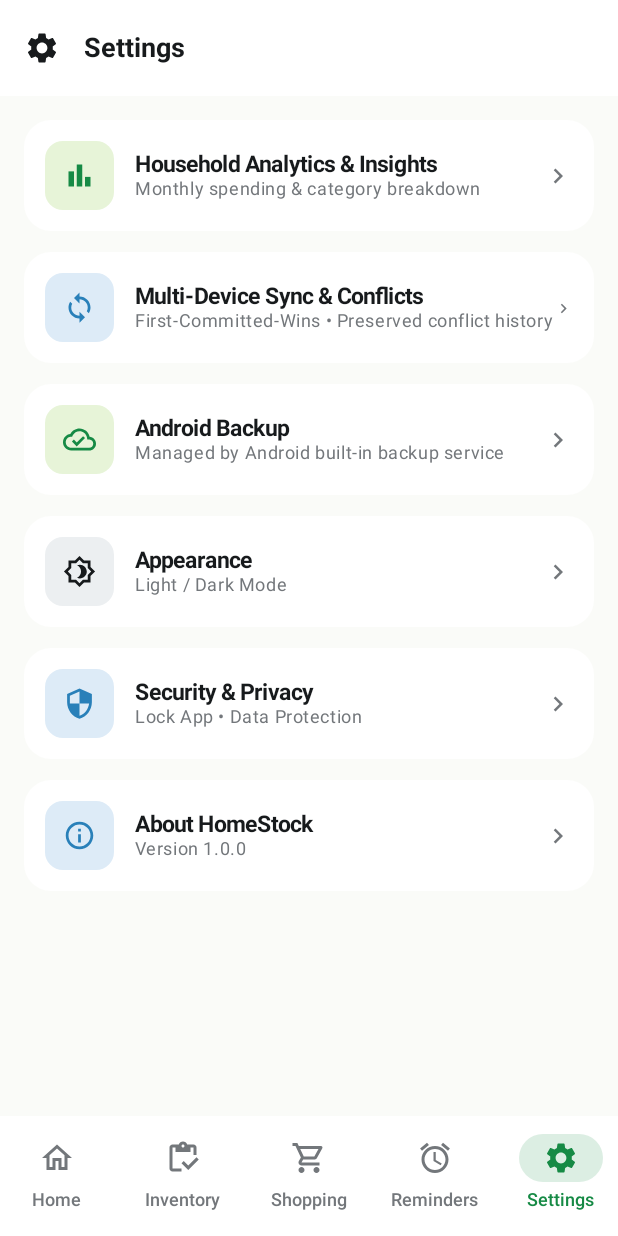
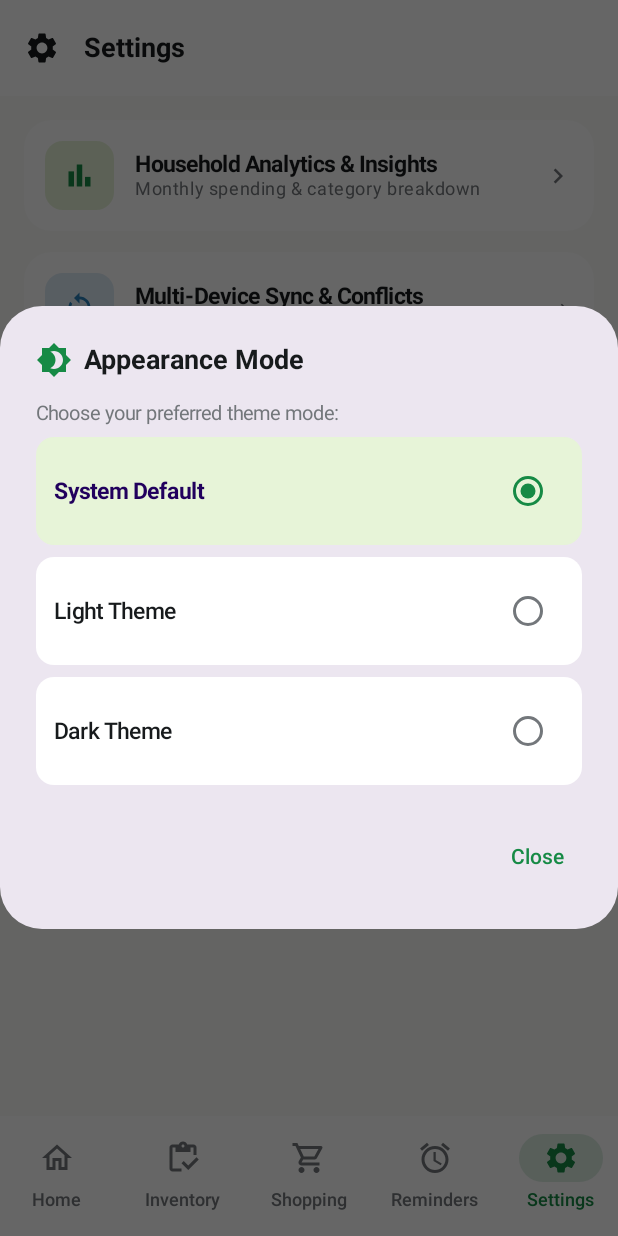
Before and after one commit to vishalbhartiiiitbh/homeinventry, an Android app built with Jetpack Compose: the SettingsScreen screen opened through its navigation route, after a tap on "Appearance", on a phone screen of 412 x 824 dp. Run offline under Robolectric (Android 15) with nearby library versions, the phone set to English and light mode, and no system bars; our stand-ins replace Room's generated code; 1 statement that could not run was skipped.

Commit message:
dark mode light mode implemtation

```diff
--- /dev/null
+++ b/app/src/main/java/com/example/homeinvetry/feature/settings/AppearanceDialog.kt
@@ -0,0 +1,84 @@
+package com.example.homeinvetry.feature.settings
+
+import androidx.compose.foundation.clickable
+import androidx.compose.foundation.layout.*
+import androidx.compose.foundation.shape.RoundedCornerShape
+import androidx.compose.material.icons.Icons
+import androidx.compose.material.icons.filled.Brightness4
+import androidx.compose.material3.*
+import androidx.compose.runtime.Composable
+import androidx.compose.ui.Alignment
+import androidx.compose.ui.Modifier
+import androidx.compose.ui.text.font.FontWeight
+import androidx.compose.ui.unit.dp
+import com.example.homeinvetry.ui.theme.PrimaryGreen
+import com.example.homeinvetry.ui.theme.ThemeManager
+import com.example.homeinvetry.ui.theme.ThemeMode
+
+@OptIn(ExperimentalMaterial3Api::class)
+@Composable
+fun AppearanceDialog(
+    onDismiss: () -> Unit
+) {
+    val currentMode = ThemeManager.currentThemeMode
+
+    AlertDialog(
+        onDismissRequest = onDismiss,
+        title = {
+            Row(
+                verticalAlignment = Alignment.CenterVertically,
+                horizontalArrangement = Arrangement.spacedBy(8.dp)
+            ) {
+                Icon(Icons.Default.Brightness4, contentDescription = null, tint = PrimaryGreen)
+                Text("Appearance Mode", style = MaterialTheme.typography.titleLarge.copy(fontWeight = FontWeight.Bold))
+            }
+        },
+        text = {
+            Column(verticalArrangement = Arrangement.spacedBy(8.dp)) {
+                Text("Choose your preferred theme mode:", style = MaterialTheme.typography.bodyMedium)
+
+                ThemeMode.entries.forEach { mode ->
+                    Surface(
+                        shape = RoundedCornerShape(12.dp),
+                        modifier = Modifier
+                            .fillMaxWidth()
+                            .clickable {
+                                ThemeManager.currentThemeMode = mode
+                                onDismiss()
+                            },
+                        color = if (currentMode == mode) MaterialTheme.colorScheme.primaryContainer else MaterialTheme.colorScheme.surface
+                    ) {
+                        Row(
+                            modifier = Modifier
+                                .padding(12.dp)
+                                .fillMaxWidth(),
+                            verticalAlignment = Alignment.CenterVertically,
+                            horizontalArrangement = Arrangement.SpaceBetween
+                        ) {
+                            Text(
+                                text = mode.displayName,
+                                style = MaterialTheme.typography.titleMedium.copy(
+                                    fontWeight = if (currentMode == mode) FontWeight.Bold else FontWeight.Medium
+                                )
+                            )
+                            RadioButton(
+                                selected = (currentMode == mode),
+                                onClick = {
+                                    ThemeManager.currentThemeMode = mode
+                                    onDismiss()
+                                },
+                                colors = RadioButtonDefaults.colors(selectedColor = PrimaryGreen)
+                            )
+                        }
+                    }
+                }
+            }
+        },
+        confirmButton = {},
+        dismissButton = {
+            TextButton(onClick = onDismiss) {
+                Text("Close")
+            }
+        }
+    )
+}
--- a/app/src/main/java/com/example/homeinvetry/feature/settings/SettingsScreen.kt
+++ b/app/src/main/java/com/example/homeinvetry/feature/settings/SettingsScreen.kt
@@ -39,6 +39,7 @@ fun SettingsScreen(
     var showAndroidBackupInfoDialog by remember { mutableStateOf(false) }
     var showSyncOptionsDialog by remember { mutableStateOf(false) }
     var showConflictDialog by remember { mutableStateOf(false) }
+    var showAppearanceDialog by remember { mutableStateOf(false) }
 
     val snackbarHostState = remember { SnackbarHostState() }
 
@@ -48,7 +49,7 @@ fun SettingsScreen(
                 title = { Text("Settings", style = MaterialTheme.typography.titleLarge.copy(fontWeight = FontWeight.Bold)) },
                 navigationIcon = {
                     IconButton(onClick = { /* Settings Icon */ }) {
-                        Icon(Icons.Default.Settings, contentDescription = "Settings", tint = MainText)
+                        Icon(Icons.Default.Settings, contentDescription = "Settings", tint = MaterialTheme.colorScheme.onBackground)
                     }
                 },
                 colors = TopAppBarDefaults.topAppBarColors(containerColor = MaterialTheme.colorScheme.surface)
@@ -61,11 +62,10 @@ fun SettingsScreen(
             modifier = Modifier
                 .fillMaxSize()
                 .padding(padding)
-                .background(AppBackground),
+                .background(MaterialTheme.colorScheme.background),
             contentPadding = PaddingValues(16.dp),
             verticalArrangement = Arrangement.spacedBy(14.dp)
         ) {
-            // Settings Menu Items (My Household, Notifications & Household Members removed)
             item {
                 SettingsMenuRow(
                     title = "Household Analytics & Insights",
@@ -102,10 +102,11 @@ fun SettingsScreen(
             item {
                 SettingsMenuRow(
                     title = "Appearance",
-                    subtitle = "Light / Dark Mode",
+                    subtitle = "Light / Dark Mode • ${ThemeManager.currentThemeMode.displayName}",
                     icon = Icons.Outlined.Brightness4,
                     iconBgColor = Color(0xFFECEFF1),
-                    iconTint = MainText
+                    iconTint = MaterialTheme.colorScheme.onBackground,
+                    onClick = { showAppearanceDialog = true }
                 )
             }
 
@@ -131,6 +132,13 @@ fun SettingsScreen(
         }
     }
 
+    // Appearance Theme Selector Dialog
+    if (showAppearanceDialog) {
+        AppearanceDialog(
+            onDismiss = { showAppearanceDialog = false }
+        )
+    }
+
     // Multi-Device Sync Options Dialog
     if (showSyncOptionsDialog) {
         AlertDialog(
@@ -138,7 +146,7 @@ fun SettingsScreen(
             title = { Text("Multi-Device Cloud Sync", style = MaterialTheme.typography.titleLarge.copy(fontWeight = FontWeight.Bold)) },
             text = {
                 Column(verticalArrangement = Arrangement.spacedBy(12.dp)) {
-                    Text("HomeStock syncs per-device operation logs using First-Committed-Wins. All conflicting operations are preserved in history.", style = MaterialTheme.typography.bodySmall.copy(color = SecondaryText))
+                    Text("HomeStock syncs per-device operation logs using First-Committed-Wins. All conflicting operations are preserved in history.", style = MaterialTheme.typography.bodySmall.copy(color = MaterialTheme.colorScheme.onSurfaceVariant))
 
                     Button(
                         onClick = {
@@ -208,10 +216,10 @@ fun SettingsScreen(
                     Text("Protected Household Data:", style = MaterialTheme.typography.titleSmall.copy(fontWeight = FontWeight.Bold))
 
                     Column(verticalArrangement = Arrangement.spacedBy(4.dp)) {
-                        Text("• Inventory items, categories & storage locations", style = MaterialTheme.typography.bodySmall.copy(color = SecondaryText))
-                        Text("• Stock batches, transactions & FEFO rules", style = MaterialTheme.typography.bodySmall.copy(color = SecondaryText))
-                        Text("• Shopping lists & item preferences", style = MaterialTheme.typography.bodySmall.copy(color = SecondaryText))
-                        Text("• Reminders, maintenance & household tasks", style = MaterialTheme.typography.bodySmall.copy(color = SecondaryText))
+                        Text("• Inventory items, categories & storage locations", style = MaterialTheme.typography.bodySmall.copy(color = MaterialTheme.colorScheme.onSurfaceVariant))
+                        Text("• Stock batches, transactions & FEFO rules", style = MaterialTheme.typography.bodySmall.copy(color = MaterialTheme.colorScheme.onSurfaceVariant))
+                        Text("• Shopping lists & item preferences", style = MaterialTheme.typography.bodySmall.copy(color = MaterialTheme.colorScheme.onSurfaceVariant))
+                        Text("• Reminders, maintenance & household tasks", style = MaterialTheme.typography.bodySmall.copy(color = MaterialTheme.colorScheme.onSurfaceVariant))
                     }
 
                     Spacer(modifier = Modifier.height(4.dp))
@@ -298,13 +306,14 @@ fun SettingsMenuRow(
                         text = title,
                         style = MaterialTheme.typography.titleMedium.copy(
                             fontWeight = FontWeight.Bold,
-                            fontSize = 15.sp
+                            fontSize = 15.sp,
+                            color = MaterialTheme.colorScheme.onSurface
                         )
                     )
                     Text(
                         text = subtitle,
                         style = MaterialTheme.typography.bodySmall.copy(
-                            color = SecondaryText,
+                            color = MaterialTheme.colorScheme.onSurfaceVariant,
                             fontSize = 12.sp
                         )
                     )
@@ -314,7 +323,7 @@ fun SettingsMenuRow(
             Icon(
                 imageVector = Icons.Default.ChevronRight,
                 contentDescription = null,
-                tint = SecondaryText,
+                tint = MaterialTheme.colorScheme.onSurfaceVariant,
                 modifier = Modifier.size(20.dp)
             )
         }
--- a/app/src/main/java/com/example/homeinvetry/ui/theme/Theme.kt
+++ b/app/src/main/java/com/example/homeinvetry/ui/theme/Theme.kt
@@ -38,10 +38,16 @@ private val LightColorScheme = lightColorScheme(
 
 @Composable
 fun HomeStockTheme(
-    darkTheme: Boolean = isSystemInDarkTheme(),
-    dynamicColor: Boolean = false, // Use our standard brand colors by default
+    themeMode: ThemeMode = ThemeManager.currentThemeMode,
+    dynamicColor: Boolean = false,
     content: @Composable () -> Unit
 ) {
+    val darkTheme = when (themeMode) {
+        ThemeMode.SYSTEM -> isSystemInDarkTheme()
+        ThemeMode.LIGHT -> false
+        ThemeMode.DARK -> true
+    }
+
     val colorScheme = when {
         dynamicColor && Build.VERSION.SDK_INT >= Build.VERSION_CODES.S -> {
             val context = LocalContext.current
--- /dev/null
+++ b/app/src/main/java/com/example/homeinvetry/ui/theme/ThemeManager.kt
@@ -0,0 +1,15 @@
+package com.example.homeinvetry.ui.theme
+
+import androidx.compose.runtime.getValue
+import androidx.compose.runtime.mutableStateOf
+import androidx.compose.runtime.setValue
+
+enum class ThemeMode(val displayName: String) {
+    SYSTEM("System Default"),
+    LIGHT("Light Theme"),
+    DARK("Dark Theme")
+}
+
+object ThemeManager {
+    var currentThemeMode by mutableStateOf(ThemeMode.SYSTEM)
+}
```
Also changed, not shown: app/src/main/java/com/example/homeinvetry/ui/theme/Color.kt (+22 -0 lines).
